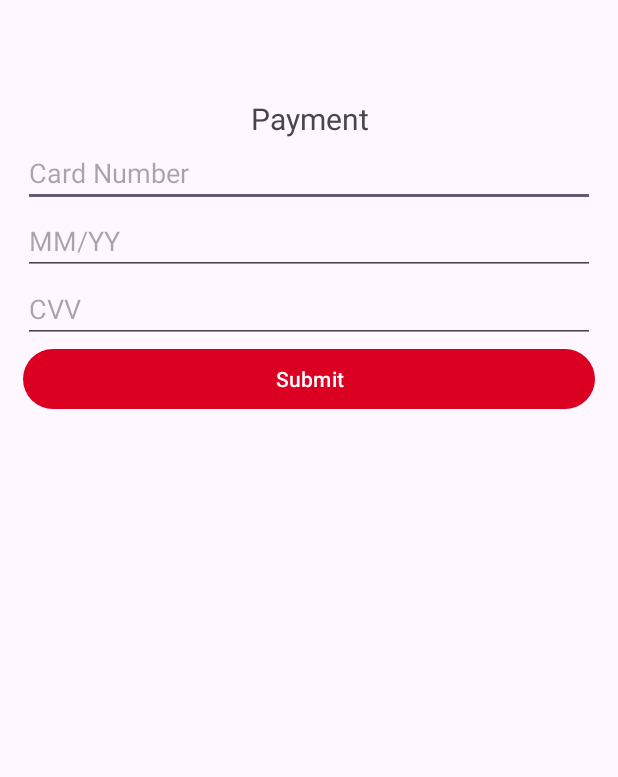
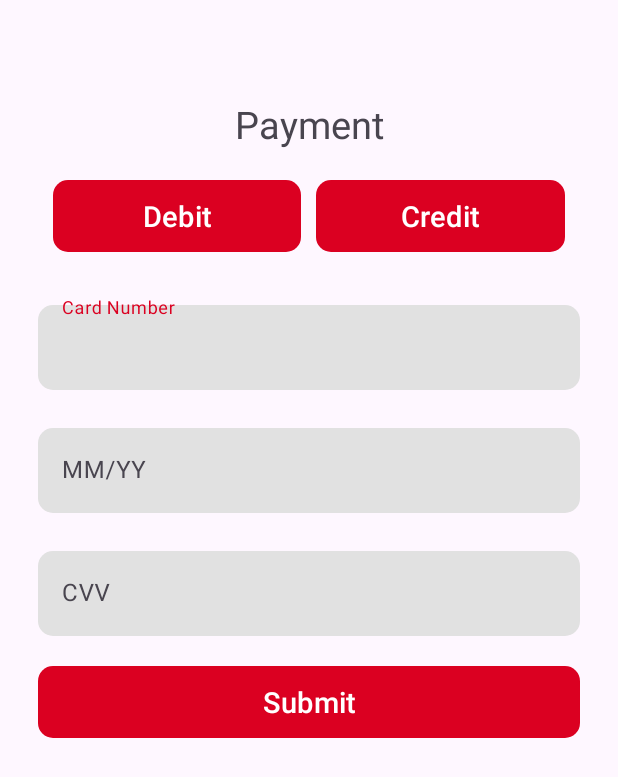
Before and after one commit to atiqurx/service-request-system, an Android app: the Payment screen opened directly, with no data from a screen before it, on a phone screen of 412 x 824 dp. Shown: the top 777 px of the screen. Run offline under Robolectric (Android 15) with nearby library versions, the phone set to English and light mode, and no system bars; our stand-ins replace Firebase (no records; nobody signed in at launch, a user with empty details on screens opened directly).

Commit message:
Payment Debit Credit Added

```diff
--- a/app/src/main/java/com/example/srs/Payment.java
+++ b/app/src/main/java/com/example/srs/Payment.java
@@ -9,13 +9,9 @@ import android.widget.Toast;
 
 import androidx.activity.EdgeToEdge;
 import androidx.appcompat.app.AppCompatActivity;
-import androidx.core.graphics.Insets;
-import androidx.core.view.ViewCompat;
-import androidx.core.view.WindowInsetsCompat;
 
 import com.google.firebase.auth.FirebaseAuth;
 import com.google.firebase.firestore.CollectionReference;
-import com.google.firebase.firestore.DocumentSnapshot;
 import com.google.firebase.firestore.FirebaseFirestore;
 
 import java.util.HashMap;
@@ -23,6 +19,7 @@ import java.util.HashMap;
 
 public class Payment extends AppCompatActivity {
 
+    private Button buttonDebit, buttonCredit;
     @Override
     protected void onCreate(Bundle savedInstanceState) {
         super.onCreate(savedInstanceState);
@@ -41,6 +38,8 @@ public class Payment extends AppCompatActivity {
 
         // Get the Firestore instance
         FirebaseFirestore db = FirebaseFirestore.getInstance();
+
+
 
         submit.setOnClickListener(new View.OnClickListener(){
             @Override
@@ -73,8 +72,10 @@ public class Payment extends AppCompatActivity {
         });
     }
 
+
     private boolean isValidCardInfo(String cardNumber, String expiryDate, String cvv) {
         // Simple validation logic (You should improve it according to your needs)
         return cardNumber.length() == 16 && expiryDate.matches("\\d{2}/\\d{2}") && cvv.length() == 3;
     }
+
 }
--- a/app/src/main/res/layout/activity_payment.xml
+++ b/app/src/main/res/layout/activity_payment.xml
@@ -14,33 +14,89 @@
         android:layout_height="wrap_content"
         android:text="@string/payment"
         android:gravity="center"
-        android:textSize="20sp"
+        android:textSize="25sp"
         />
-    <EditText
+
+    <LinearLayout
+        android:layout_width="match_parent"
+        android:layout_height="wrap_content"
+        android:orientation="horizontal"
+        android:padding="20dp"
+        android:gravity="center">
+
+        <Button
+            android:id="@+id/buttonDebit"
+            android:layout_width="0dp"
+            android:layout_height="wrap_content"
+            android:layout_weight="1"
+            android:textSize="19sp"
+            android:background="@drawable/rectangle_button"
+            android:text="Debit"/>
+
+        <Button
+            android:id="@+id/buttonCredit"
+            android:layout_width="0dp"
+            android:layout_height="wrap_content"
+            android:layout_weight="1"
+            android:text="Credit"
+            android:textSize="19sp"
+            android:background="@drawable/rectangle_button"
+            android:layout_marginStart="10dp"/>
+    </LinearLayout>
+    <com.google.android.material.textfield.TextInputLayout
+        android:layout_width="match_parent"
+        android:layout_height="wrap_content"
+        android:layout_marginTop="10dp">
+        <com.google.android.material.textfield.TextInputEditText
             android:id="@+id/card_number"
             android:layout_width="match_parent"
             android:layout_height="wrap_content"
             android:hint="@string/card_number"
+            android:background="@drawable/text_input"
+            android:textColor="@android:color/black"
+            android:textColorHint="@android:color/black"
+            android:layout_margin="10dp"
             android:inputType="number"/>
-
-    <EditText
+    </com.google.android.material.textfield.TextInputLayout>
+    <com.google.android.material.textfield.TextInputLayout
+        android:layout_width="match_parent"
+        android:layout_height="wrap_content"
+        android:layout_marginTop="10dp">
+        <com.google.android.material.textfield.TextInputEditText
             android:id="@+id/card_expiry"
             android:layout_width="match_parent"
             android:layout_height="wrap_content"
-        android:hint="@string/mm_yy"
-        />
-
-    <EditText
+            android:background="@drawable/text_input"
+            android:textColor="@android:color/black"
+            android:layout_margin="10dp"
+            android:textColorHint="@android:color/black"
+            android:hint="@string/mm_yy"/>
+    </com.google.android.material.textfield.TextInputLayout>
+    <com.google.android.material.textfield.TextInputLayout
+        android:layout_width="match_parent"
+        android:layout_height="wrap_content"
+        android:layout_marginTop="10dp">
+        <com.google.android.material.textfield.TextInputEditText
             android:id="@+id/card_cvv"
             android:layout_width="match_parent"
             android:layout_height="wrap_content"
+            android:background="@drawable/text_input"
+            android:textColor="@android:color/black"
+            android:textColorHint="@android:color/black"
+            android:layout_margin="10dp"
             android:hint="@string/cvv"
             android:inputType="number"/>
+    </com.google.android.material.textfield.TextInputLayout>
+
+
 
     <Button
         android:id="@+id/buttonSubmit"
         android:layout_width="match_parent"
         android:layout_height="wrap_content"
-        android:text="Submit"/>
+        android:layout_margin="10dp"
+        android:textSize="19sp"
+        android:text="Submit"
+        android:background="@drawable/rectangle_button"/>
 
 </LinearLayout>
```
Lines whose indentation alone changed are shown as unchanged.
